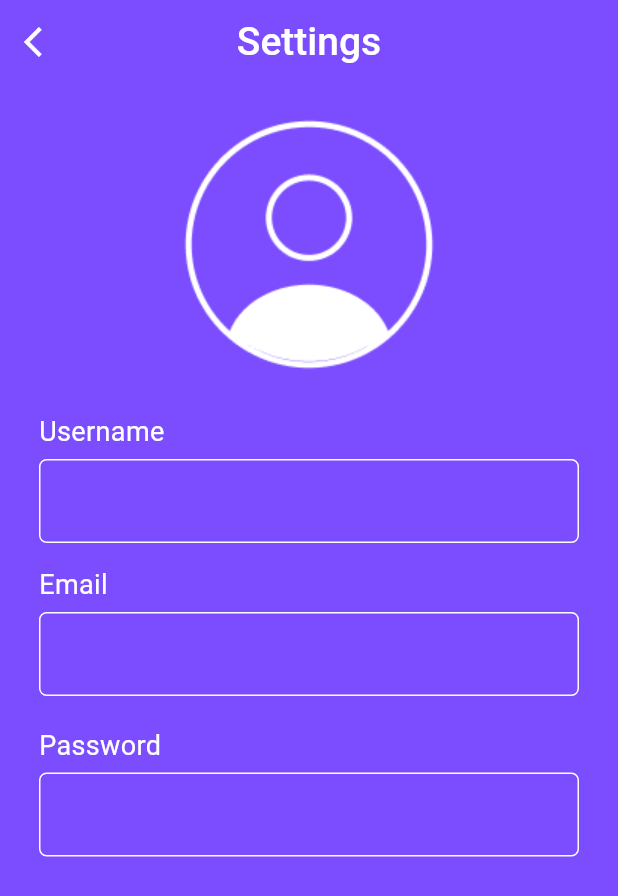
After one commit to Kimberlynn01/tracker-apps, a Flutter app: the Settings screen opened directly, on a phone screen of 412 x 824 dp. The commit adds this screen. Shown: the top 896 px of the screen. Run offline on Flutter 3.47's test engine with Material 3 defaults, Android fonts, the phone set to English and light mode, and no system bars; our stand-ins replace firebase_core, firebase_database, shared_preferences; missing offline and left inert: custom_pop_up_menu; accounts and stored records are empty.

Commit message:
feat: settings

```diff
--- a/lib/main.dart
+++ b/lib/main.dart
@@ -106,7 +106,7 @@ void main() async {
           ),
         ),
         hintColor: Colors.black,
-        listTileTheme: ListTileThemeData().copyWith(
+        listTileTheme: const ListTileThemeData().copyWith(
           iconColor: Colors.white,
           textColor: Colors.white,
         ),
--- a/lib/widgets/expenses.dart
+++ b/lib/widgets/expenses.dart
@@ -5,6 +5,7 @@ import 'dart:async';
 import 'package:course_udemy_expense_tracker_app/widgets/chart/chart.dart';
 import 'package:course_udemy_expense_tracker_app/widgets/expenses_list/expenses_list.dart';
 import 'package:course_udemy_expense_tracker_app/widgets/form_expenses.dart';
+import 'package:course_udemy_expense_tracker_app/widgets/settings.dart';
 import 'package:custom_pop_up_menu/custom_pop_up_menu.dart';
 import 'package:flutter/material.dart';
 import 'package:shared_preferences/shared_preferences.dart';
@@ -156,6 +157,12 @@ class _ExpensesState extends State<Expenses> {
                         title: const Text('Settings'),
                         onTap: () {
                           _customPopupMenuController.hideMenu();
+                          Navigator.push(
+                            context,
+                            MaterialPageRoute(
+                              builder: (ctx) => const Settings(),
+                            ),
+                          );
                         },
                       ),
                       ListTile(
--- a/lib/widgets/expenses_list/expenses_list.dart
+++ b/lib/widgets/expenses_list/expenses_list.dart
@@ -1,3 +1,5 @@
+// ignore_for_file: use_super_parameters
+
 import 'package:flutter/material.dart';
 import 'package:shared_preferences/shared_preferences.dart';
 
@@ -25,7 +27,7 @@ class ExpensesList extends StatelessWidget {
       future: getUsername(),
       builder: (context, snapshot) {
         if (snapshot.connectionState == ConnectionState.waiting) {
-          return Center(child: CircularProgressIndicator());
+          return const Center(child: CircularProgressIndicator());
         }
         if (snapshot.hasError) {
           return Center(child: Text('Error: ${snapshot.error}'));
@@ -38,7 +40,7 @@ class ExpensesList extends StatelessWidget {
           }),
           builder: (context, snapshot) {
             if (snapshot.connectionState == ConnectionState.waiting) {
-              return Center(child: CircularProgressIndicator());
+              return const Center(child: CircularProgressIndicator());
             }
             if (snapshot.hasError) {
               return Center(child: Text('Error: ${snapshot.error}'));
--- a/lib/widgets/form_expenses.dart
+++ b/lib/widgets/form_expenses.dart
@@ -1,4 +1,4 @@
-// ignore_for_file: sized_box_for_whitespace, avoid_print
+// ignore_for_file: sized_box_for_whitespace, avoid_print, use_build_context_synchronously
 import 'package:flutter/material.dart';
 import 'package:shared_preferences/shared_preferences.dart';
 import 'package:uuid/uuid.dart';
--- /dev/null
+++ b/lib/widgets/settings.dart
@@ -0,0 +1,18 @@
+// ignore_for_file: deprecated_member_use
+
+import 'package:course_udemy_expense_tracker_app/widgets/settings_page/appbar.dart';
+import 'package:course_udemy_expense_tracker_app/widgets/settings_page/settings_forms.dart';
+import 'package:flutter/material.dart';
+
+class Settings extends StatelessWidget {
+  const Settings({super.key});
+
+  @override
+  Widget build(BuildContext context) {
+    return Scaffold(
+      backgroundColor: Theme.of(context).backgroundColor,
+      appBar: const AppBarSettings(),
+      body: const SettingsForms(),
+    );
+  }
+}
--- /dev/null
+++ b/lib/widgets/settings_page/appbar.dart
@@ -0,0 +1,30 @@
+import 'package:flutter/material.dart';
+
+class AppBarSettings extends StatelessWidget implements PreferredSizeWidget {
+  const AppBarSettings({super.key});
+
+  @override
+  Size get preferredSize => const Size.fromHeight(kToolbarHeight);
+
+  @override
+  Widget build(BuildContext context) {
+    return AppBar(
+      backgroundColor: Colors.transparent,
+      leading: IconButton(
+        icon: const Icon(
+          Icons.arrow_back_ios,
+          color: Colors.white,
+        ),
+        onPressed: () {
+          Navigator.of(context).pop();
+        },
+      ),
+      title: const Text(
+        'Settings',
+        style: TextStyle(
+            fontSize: 26, color: Colors.white, fontWeight: FontWeight.w500),
+      ),
+      centerTitle: true,
+    );
+  }
+}
--- /dev/null
+++ b/lib/widgets/settings_page/settings_forms.dart
@@ -0,0 +1,96 @@
+import 'package:flutter/material.dart';
+
+class SettingsForms extends StatefulWidget {
+  const SettingsForms({super.key});
+
+  @override
+  State<SettingsForms> createState() => _SettingsFormsState();
+}
+
+class _SettingsFormsState extends State<SettingsForms> {
+  @override
+  Widget build(BuildContext context) {
+    return SingleChildScrollView(
+      child: Column(
+        crossAxisAlignment: CrossAxisAlignment.center,
+        children: [
+          Center(
+            child: Image.asset('assets/img/userCircle.png'),
+          ),
+          Container(
+            margin: const EdgeInsets.symmetric(horizontal: 26, vertical: 5),
+            child: const Column(
+              crossAxisAlignment: CrossAxisAlignment.start,
+              children: [
+                Text(
+                  'Username',
+                  style: TextStyle(color: Colors.white, fontSize: 18),
+                ),
+                SizedBox(
+                  height: 5,
+                ),
+                TextField(
+                  style: TextStyle(color: Colors.white),
+                  cursorColor: Colors.white,
+                  decoration: InputDecoration(
+                    enabledBorder: OutlineInputBorder(
+                        borderSide: BorderSide(color: Colors.white, width: 1),
+                        borderRadius: BorderRadius.all(Radius.circular(5))),
+                  ),
+                ),
+              ],
+            ),
+          ),
+          Container(
+            margin: const EdgeInsets.symmetric(horizontal: 26, vertical: 10),
+            child: const Column(
+              crossAxisAlignment: CrossAxisAlignment.start,
+              children: [
+                Text(
+                  'Email',
+                  style: TextStyle(color: Colors.white, fontSize: 18),
+                ),
+                SizedBox(
+                  height: 5,
+                ),
+                TextField(
+                  style: TextStyle(color: Colors.white),
+                  cursorColor: Colors.white,
+                  decoration: InputDecoration(
+                    enabledBorder: OutlineInputBorder(
+                        borderSide: BorderSide(color: Colors.white, width: 1),
+                        borderRadius: BorderRadius.all(Radius.circular(5))),
+                  ),
+                ),
+              ],
+            ),
+          ),
+          Container(
+            margin: const EdgeInsets.symmetric(horizontal: 26, vertical: 10),
+            child: const Column(
+              crossAxisAlignment: CrossAxisAlignment.start,
+              children: [
+                Text(
+                  'Password',
+                  style: TextStyle(color: Colors.white, fontSize: 18),
+                ),
+                SizedBox(
+                  height: 5,
+                ),
+                TextField(
+                  style: TextStyle(color: Colors.white),
+                  cursorColor: Colors.white,
+                  decoration: InputDecoration(
+                    enabledBorder: OutlineInputBorder(
+                        borderSide: BorderSide(color: Colors.white, width: 1),
+                        borderRadius: BorderRadius.all(Radius.circular(5))),
+                  ),
+                ),
+              ],
+            ),
+          ),
+        ],
+      ),
+    );
+  }
+}
```
Also changed, not shown: lib/widgets/login/login_modal.dart (+20 -0 lines), lib/widgets/logout.dart (+5 -2 lines), lib/widgets/registerAccount/register_md.dart (+20 -0 lines), assets/img/userCircle.png (added).
